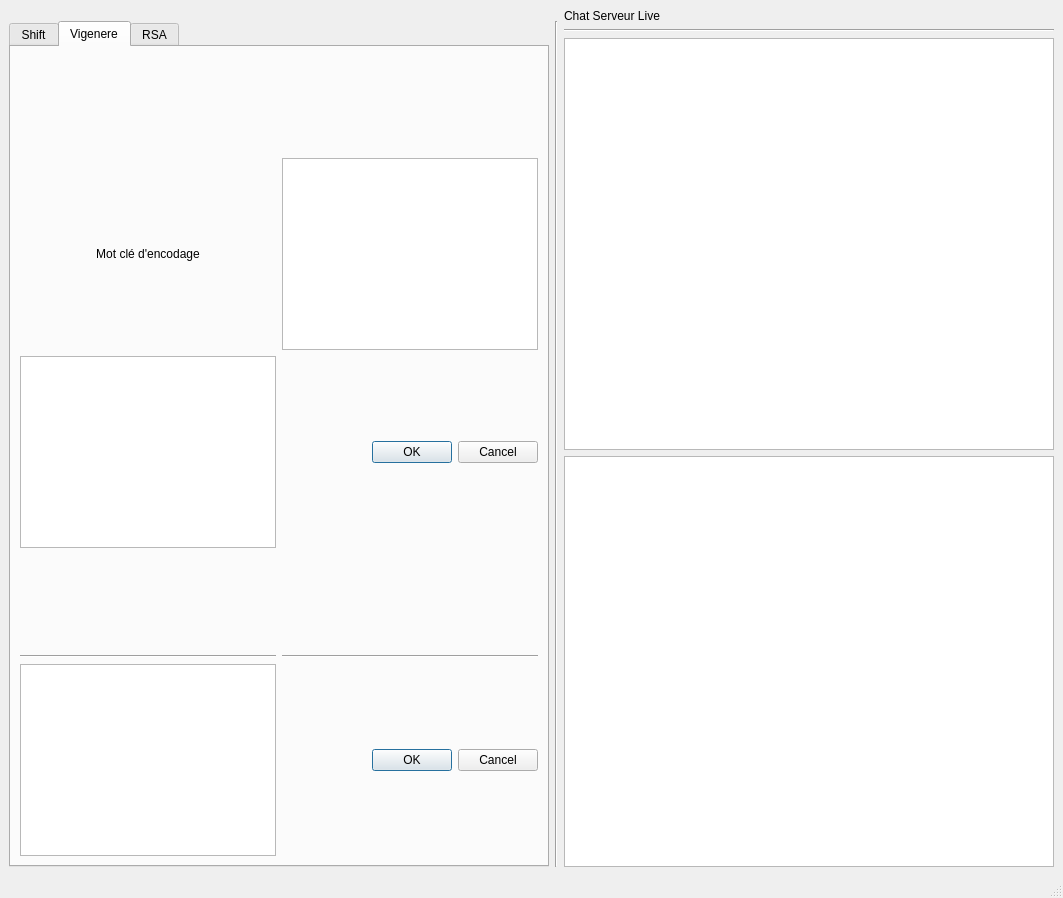
Before: the Qt Designer form GUI_crypto_V3.ui in rdtjulien/Cryptographie, drawn with Qt 5.
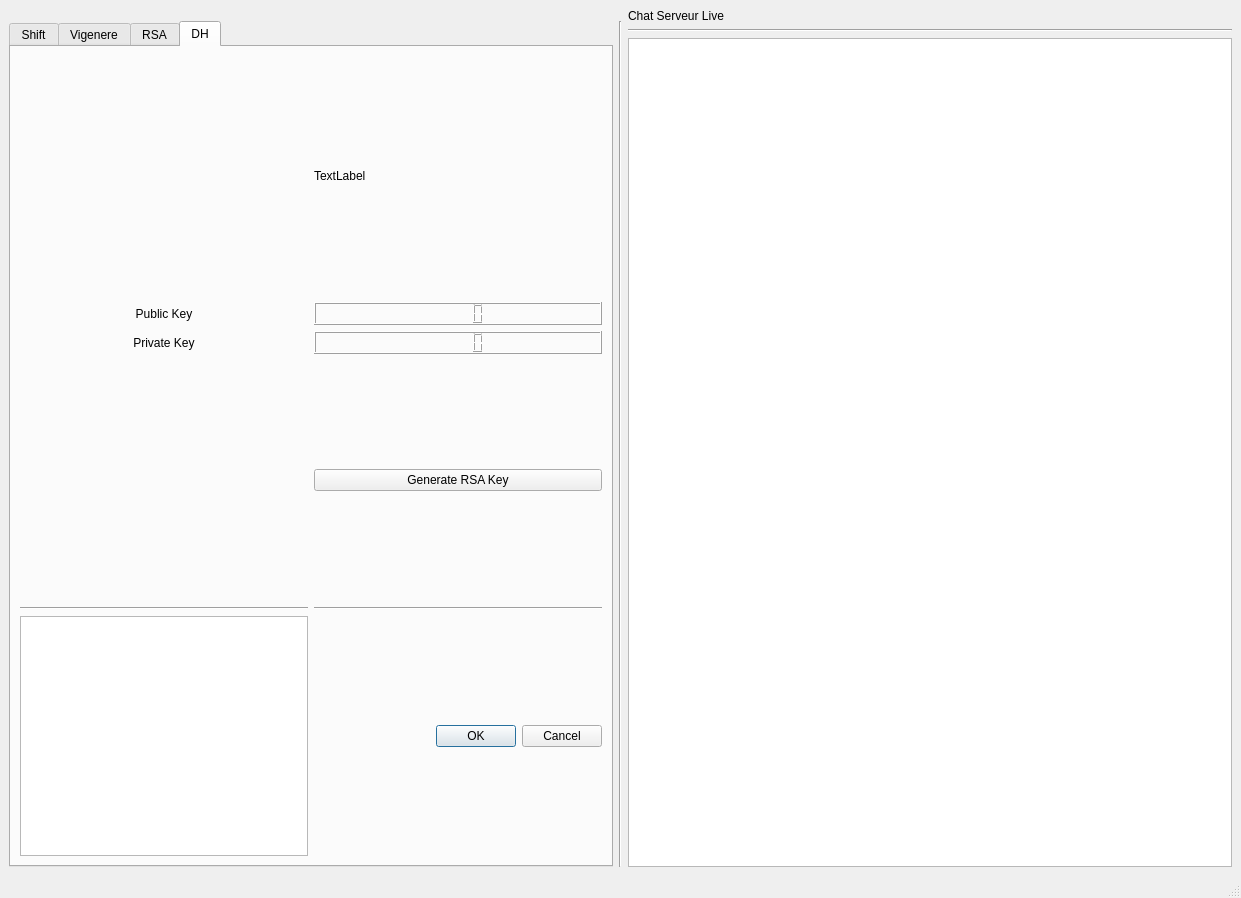
After: the same form once the commit is applied.

Commit message: MAJ interfaces

The edit to the form file:
```diff
--- a/GUI_crypto_V3.ui
+++ b/GUI_crypto_V3.ui
@@ -6,7 +6,7 @@
    <rect>
     <x>0</x>
     <y>0</y>
-    <width>1063</width>
+    <width>1241</width>
     <height>898</height>
    </rect>
   </property>
@@ -67,7 +67,7 @@
            <enum>Qt::DefaultContextMenu</enum>
           </property>
           <property name="currentIndex">
-           <number>1</number>
+           <number>3</number>
           </property>
           <property name="iconSize">
            <size>
@@ -390,6 +390,111 @@
             </item>
            </layout>
           </widget>
+          <widget class="QWidget" name="tab_DH">
+           <attribute name="title">
+            <string>DH</string>
+           </attribute>
+           <layout class="QGridLayout" name="gridLayout_2">
+            <item row="0" column="0" rowspan="2" colspan="2">
+             <layout class="QGridLayout" name="gridLayout_12">
+              <item row="2" column="0">
+               <widget class="QLabel" name="PrivateKeyLabel_2">
+                <property name="text">
+                 <string>Private Key</string>
+                </property>
+                <property name="alignment">
+                 <set>Qt::AlignCenter</set>
+                </property>
+               </widget>
+              </item>
+              <item row="1" column="0">
+               <widget class="QLabel" name="PublicKeyLabel_2">
+                <property name="text">
+                 <string>Public Key</string>
+                </property>
+                <property name="alignment">
+                 <set>Qt::AlignCenter</set>
+                </property>
+               </widget>
+              </item>
+              <item row="5" column="1">
+               <widget class="QDialogButtonBox" name="buttonBox_5">
+                <property name="standardButtons">
+                 <set>QDialogButtonBox::Cancel|QDialogButtonBox::Ok</set>
+                </property>
+               </widget>
+              </item>
+              <item row="0" column="0">
+               <spacer name="verticalSpacer_8">
+                <property name="orientation">
+                 <enum>Qt::Vertical</enum>
+                </property>
+                <property name="sizeHint" stdset="0">
+                 <size>
+                  <width>20</width>
+                  <height>40</height>
+                 </size>
+                </property>
+               </spacer>
+              </item>
+              <item row="5" column="0">
+               <widget class="QPlainTextEdit" name="plainTextEdit_5"/>
+              </item>
+              <item row="1" column="1">
+               <widget class="QLCDNumber" name="lcdNumber_4">
+                <property name="digitCount">
+                 <number>5</number>
+                </property>
+               </widget>
+              </item>
+              <item row="4" column="0">
+               <widget class="Line" name="line_9">
+                <property name="orientation">
+                 <enum>Qt::Horizontal</enum>
+                </property>
+               </widget>
+              </item>
+              <item row="4" column="1">
+               <widget class="Line" name="line_10">
+                <property name="orientation">
+                 <enum>Qt::Horizontal</enum>
+                </property>
+               </widget>
+              </item>
+              <item row="3" column="0">
+               <spacer name="verticalSpacer_7">
+                <property name="orientation">
+                 <enum>Qt::Vertical</enum>
+                </property>
+                <property name="sizeHint" stdset="0">
+                 <size>
+                  <width>20</width>
+                  <height>40</height>
+                 </size>
+                </property>
+               </spacer>
+              </item>
+              <item row="2" column="1">
+               <widget class="QLCDNumber" name="lcdNumber_3"/>
+              </item>
+              <item row="3" column="1">
+               <widget class="QPushButton" name="RSA_Key_button_generator_2">
+                <property name="text">
+                 <string>Generate RSA Key</string>
+                </property>
+               </widget>
+              </item>
+              <item row="0" column="1">
+               <widget class="QLabel" name="label_3">
+                <property name="text">
+                 <string>TextLabel</string>
+                </property>
+               </widget>
+              </item>
+             </layout>
+            </item>
+           </layout>
+          </widget>
          </widget>
         </item>
        </layout>
@@ -416,9 +521,6 @@
           </property>
          </widget>
         </item>
-        <item>
-         <widget class="QGraphicsView" name="ChatImageDisplay"/>
-        </item>
         <item>
          <widget class="QTextBrowser" name="ChatDisplay">
           <property name="sizePolicy">
```
Left out of the diff: 2 changed lines with no effect on the pictures. The commit also changes 1 other file.
